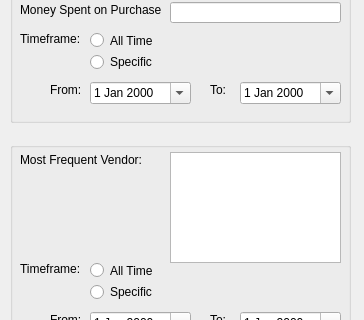
Above: Screens/PurchaseReport.ui from basil-ali-khan/Inventory-Management-System before the change; both pictures show x 0 to 364 and y 88 to 408 of the 364 by 542 pixel window. Below: the same form after it.
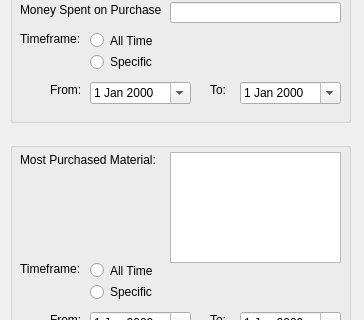
That is the form after the change.

Patch:
```diff
--- a/Screens/PurchaseReport.ui
+++ b/Screens/PurchaseReport.ui
@@ -223,7 +223,7 @@
       </rect>
      </property>
      <property name="text">
-      <string>Most Frequent Vendor:</string>
+      <string>Most Purchased Material:</string>
      </property>
     </widget>
     <widget class="QLabel" name="label_5">
```
Left out of the diff: 8 changed lines with no effect on the pictures.
